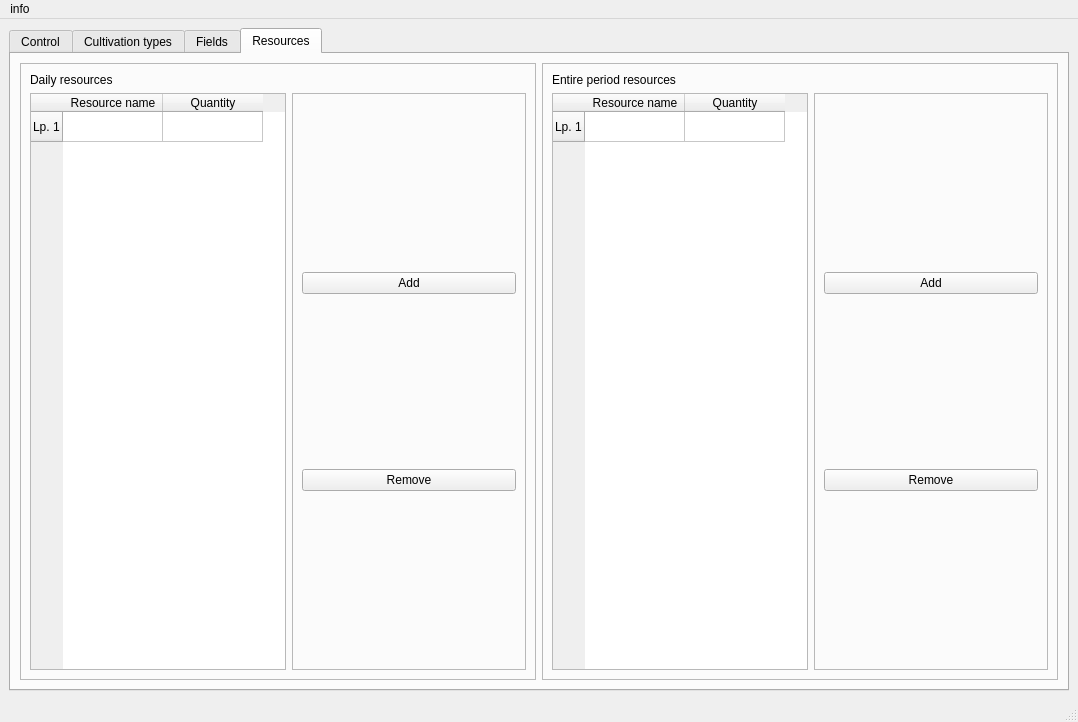
Old version of the form gui/form.ui in the repository hudaszekpiotr/InzynierkaProgram.
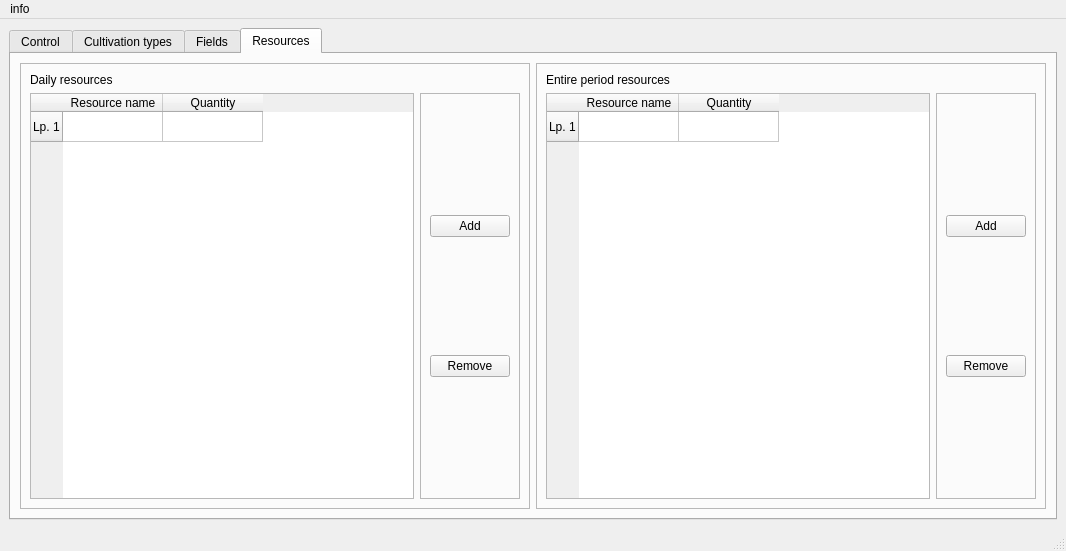
New version of the form. The open tabs and pages were chosen to show the change.

Diff of the .ui file:
```diff
--- a/gui/form.ui
+++ b/gui/form.ui
@@ -6,8 +6,8 @@
    <rect>
     <x>0</x>
     <y>0</y>
-    <width>1078</width>
-    <height>722</height>
+    <width>1066</width>
+    <height>551</height>
    </rect>
   </property>
   <property name="sizePolicy">
@@ -279,7 +279,7 @@
            <item row="1" column="1">
             <widget class="QFrame" name="frame_7">
              <property name="sizePolicy">
-              <sizepolicy hsizetype="Preferred" vsizetype="Preferred">
+              <sizepolicy hsizetype="Fixed" vsizetype="Preferred">
                <horstretch>0</horstretch>
                <verstretch>0</verstretch>
               </sizepolicy>
@@ -360,6 +360,12 @@
            </item>
            <item row="1" column="1">
             <widget class="QFrame" name="frame_11">
+             <property name="sizePolicy">
+              <sizepolicy hsizetype="Fixed" vsizetype="Preferred">
+               <horstretch>0</horstretch>
+               <verstretch>0</verstretch>
+              </sizepolicy>
+             </property>
              <property name="frameShape">
               <enum>QFrame::StyledPanel</enum>
              </property>
@@ -398,8 +404,8 @@
     <rect>
      <x>0</x>
      <y>0</y>
-     <width>1078</width>
-     <height>32</height>
+     <width>1066</width>
+     <height>22</height>
     </rect>
    </property>
    <widget class="QMenu" name="menuinfo">
```
Left out of the diff: 10 changed lines with no effect on the pictures.
